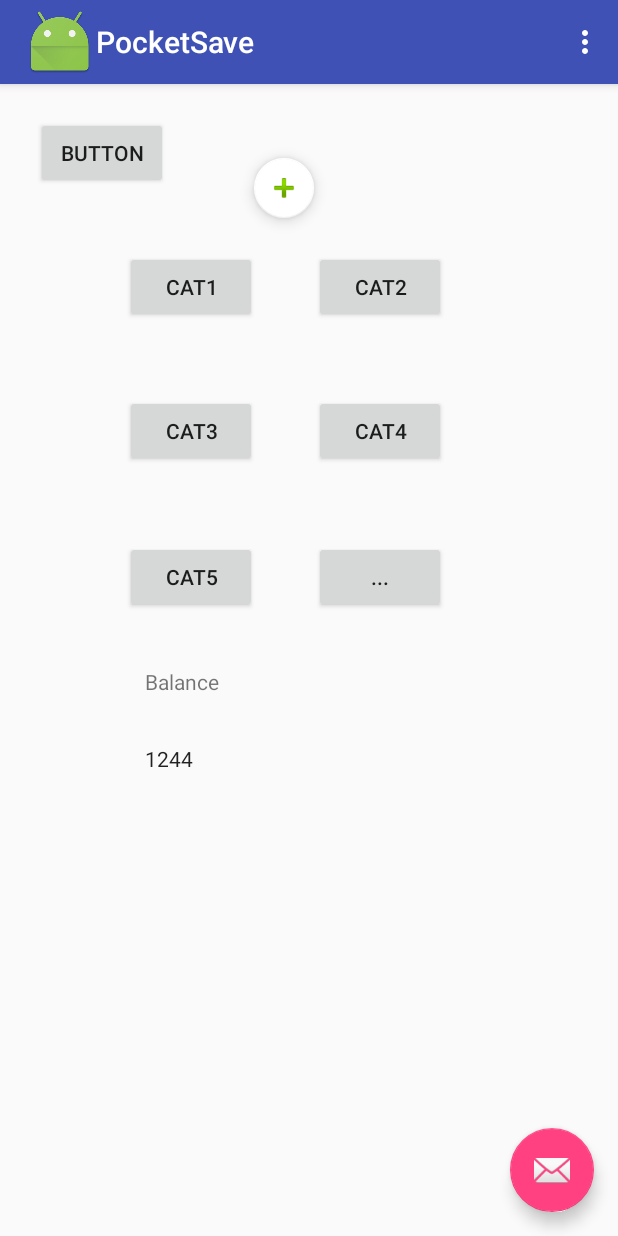
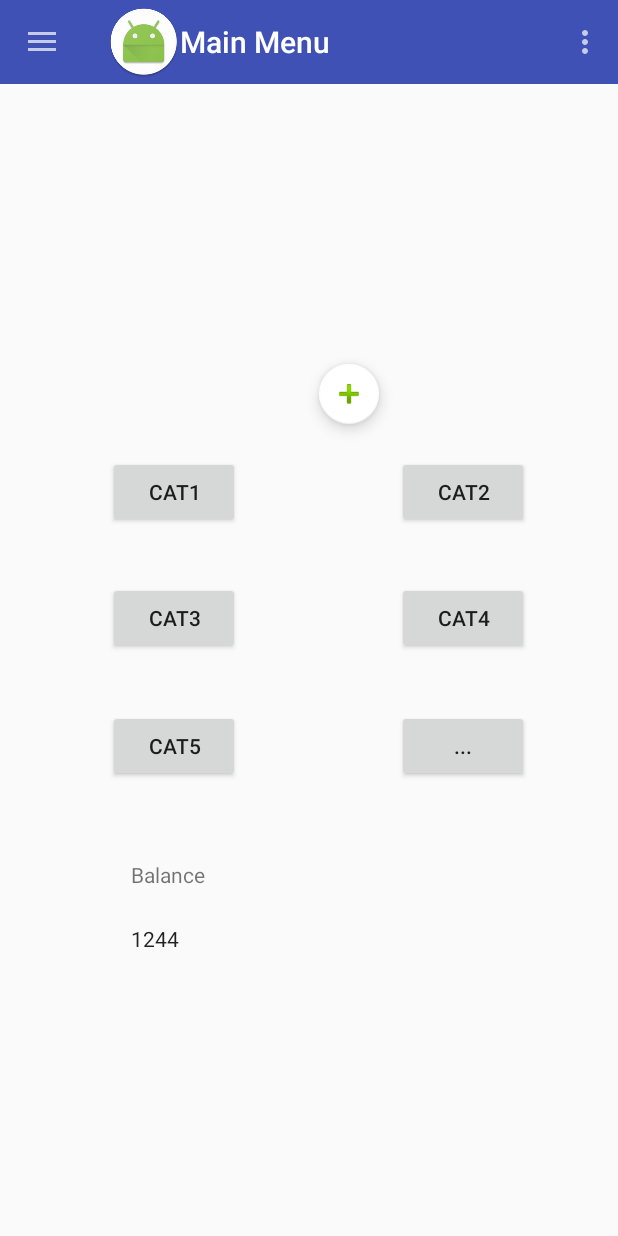
Before and after one commit to luisnmartins/feup-lpoo, an Android app: the screen it shows after launch (MainActivity), on a phone screen of 412 x 824 dp. Run offline under Robolectric (Android 15) with nearby library versions, the phone set to English and light mode, and no system bars.

Commit message:
upda gui

```diff
--- a/PocketSave/app/src/main/AndroidManifest.xml
+++ b/PocketSave/app/src/main/AndroidManifest.xml
@@ -28,7 +28,6 @@
             android:name=".View.OverviewActivity"
             android:label="@string/title_activity_overview"
             android:theme="@style/AppTheme.NoActionBar" />
-        <activity android:name=".View.SideDrawr"></activity>
     </application>
 
 </manifest>
--- a/PocketSave/app/src/main/java/lpoo/pocketsave/View/MainActivity.java
+++ b/PocketSave/app/src/main/java/lpoo/pocketsave/View/MainActivity.java
@@ -6,6 +6,8 @@ import android.database.Cursor;
 import android.os.Bundle;
 import android.support.design.widget.FloatingActionButton;
 import android.support.design.widget.Snackbar;
+import android.support.v4.widget.DrawerLayout;
+import android.support.v7.app.ActionBarDrawerToggle;
 import android.support.v7.app.AppCompatActivity;
 import android.support.v7.widget.Toolbar;
 import android.view.View;
@@ -22,6 +24,9 @@ public class MainActivity extends AppCompatActivity {
 
     Button more;
     DatabaseHelper myDB;
+    private DrawerLayout sDrawerLayout;
+    private ActionBarDrawerToggle mToggle;
+    private Toolbar mToolbar;
 
 
 
@@ -29,17 +34,22 @@ public class MainActivity extends AppCompatActivity {
     protected void onCreate(Bundle savedInstanceState) {
         super.onCreate(savedInstanceState);
         setContentView(R.layout.activity_main);
-        Toolbar toolbar = (Toolbar) findViewById(R.id.toolbar);
-        setSupportActionBar(toolbar);
+        mToolbar = (Toolbar) findViewById(R.id.nav_action);
+        mToolbar.setTitle("Main Menu");
+        mToolbar.setLogo(R.mipmap.ic_launcher_round);
+        setSupportActionBar(mToolbar);
 
-        FloatingActionButton fab = (FloatingActionButton) findViewById(R.id.fab);
-        fab.setOnClickListener(new View.OnClickListener() {
-            @Override
-            public void onClick(View view) {
-                Snackbar.make(view, "Replace with your own action", Snackbar.LENGTH_LONG)
-                        .setAction("Action", null).show();
-            }
-        });
+        sDrawerLayout = (DrawerLayout) findViewById(R.id.drawerLayout);
+
+        mToggle = new ActionBarDrawerToggle(this,sDrawerLayout,R.string.open,R.string.close);
+
+
+
+        sDrawerLayout.addDrawerListener(mToggle);
+        mToggle.syncState();
+
+
+
 
         more = (Button) findViewById(R.id.Morebtn);
 
@@ -52,7 +62,7 @@ public class MainActivity extends AppCompatActivity {
         viewAll();
 
 
-
+        getSupportActionBar().setDisplayHomeAsUpEnabled(true);
     }
 
     public void NewTransaction(View view){
@@ -70,10 +80,7 @@ public class MainActivity extends AppCompatActivity {
         MainActivity.this.startActivity(overviewIntent);
     }
 
-    public void getOverlay(View view){
-        Intent overlayIntent = new Intent(MainActivity.this, SideDrawr.class);
-        MainActivity.this.startActivity(overlayIntent);
-    }
+
 
     @Override
     public boolean onCreateOptionsMenu(Menu menu) {
@@ -130,6 +137,9 @@ public class MainActivity extends AppCompatActivity {
         // automatically handle clicks on the Home/Up button, so long
         // as you specify a parent activity in AndroidManifest.xml.
         int id = item.getItemId();
+        if(mToggle.onOptionsItemSelected(item)){
+            return true;
+        }
 
         //noinspection SimplifiableIfStatemen
         return super.onOptionsItemSelected(item);
--- a/PocketSave/app/src/main/res/layout/activity_main.xml
+++ b/PocketSave/app/src/main/res/layout/activity_main.xml
@@ -1,37 +1,35 @@
 <?xml version="1.0" encoding="utf-8"?>
-<android.support.design.widget.CoordinatorLayout xmlns:android="http://schemas.android.com/apk/res/android"
+<android.support.v4.widget.DrawerLayout xmlns:android="http://schemas.android.com/apk/res/android"
     xmlns:app="http://schemas.android.com/apk/res-auto"
     xmlns:tools="http://schemas.android.com/tools"
     android:layout_width="match_parent"
     android:layout_height="match_parent"
-    tools:context="lpoo.pocketsave.View.MainActivity">
+    tools:context="lpoo.pocketsave.View.MainActivity"
+    android:id="@+id/drawerLayout">
 
-    <android.support.design.widget.AppBarLayout
+    <android.support.design.widget.CoordinatorLayout
         android:layout_width="match_parent"
-        android:layout_height="wrap_content"
-        android:theme="@style/AppTheme.AppBarOverlay">
+        android:layout_height="match_parent">
 
-        <android.support.v7.widget.Toolbar
-            android:id="@+id/toolbar"
+        <include
+            layout="@layout/navigation_action"
             android:layout_width="match_parent"
-            android:layout_height="?attr/actionBarSize"
-            android:background="?attr/colorPrimary"
-            app:logo="@mipmap/ic_launcher"
-            app:popupTheme="@style/AppTheme.PopupOverlay"
-            app:title="PocketSave" />
+            android:layout_height="wrap_content">
 
-    </android.support.design.widget.AppBarLayout>
+        </include>
 
-    <android.support.design.widget.FloatingActionButton
-        android:id="@+id/fab"
+        <include
+            android:id="@+id/include"
+            layout="@layout/content_main"/>
+
+    </android.support.design.widget.CoordinatorLayout>
+
+    <android.support.design.widget.NavigationView
         android:layout_width="wrap_content"
-        android:layout_height="wrap_content"
-        android:layout_gravity="bottom|end"
-        android:layout_margin="@dimen/fab_margin"
-        app:srcCompat="@android:drawable/ic_dialog_email" />
+        android:layout_height="match_parent"
+        app:menu="@menu/navigation_menu"
+        android:layout_gravity="start"
+        app:headerLayout="@layout/navigation_header">
+</android.support.design.widget.NavigationView>
 
-    <include
-        android:id="@+id/include"
-        layout="@layout/content_main" />
-
-</android.support.design.widget.CoordinatorLayout>
+</android.support.v4.widget.DrawerLayout>
--- a/PocketSave/app/src/main/res/layout/content_main.xml
+++ b/PocketSave/app/src/main/res/layout/content_main.xml
@@ -13,33 +13,31 @@
         android:tag="cat1"
         android:layout_width="wrap_content"
         android:layout_height="wrap_content"
-        android:layout_marginStart="83dp"
-        android:layout_marginTop="111dp"
+        android:layout_marginStart="72dp"
         android:text="Cat1"
-        android:layout_alignParentTop="true"
-        android:layout_alignParentStart="true"
-        android:onClick="NewTransaction"/>
+        android:onClick="NewTransaction"
+        android:layout_marginBottom="36dp"
+        android:layout_above="@+id/Cat3btn" />
 
     <Button
         android:id="@+id/Cat2btn"
         android:tag="cat2"
         android:layout_width="wrap_content"
         android:layout_height="wrap_content"
-        android:layout_marginStart="38dp"
         android:text="Cat2"
         android:layout_alignBaseline="@+id/Cat1btn"
         android:layout_alignBottom="@+id/Cat1btn"
-        android:layout_toEndOf="@+id/Cat1btn" />
+        android:layout_alignParentEnd="true"
+        android:layout_marginEnd="59dp" />
 
     <Button
         android:id="@+id/Cat3btn"
         android:layout_width="wrap_content"
         android:layout_height="wrap_content"
         android:onClick="NewTransaction"
-        android:layout_alignStart="@+id/Cat1btn"
-        android:layout_below="@+id/Cat1btn"
-        android:layout_marginTop="48dp"
-        android:text="Cat3" />
+        android:text="Cat3"
+        android:layout_centerVertical="true"
+        android:layout_alignStart="@+id/Cat1btn" />
 
     <Button
         android:id="@+id/Cat4btn"
@@ -55,7 +53,7 @@
         android:id="@+id/Cat5btn"
         android:layout_width="wrap_content"
         android:layout_height="wrap_content"
-        android:layout_marginTop="49dp"
+        android:layout_marginTop="37dp"
         android:text="Cat5"
         android:onClick="NewTransaction"
         android:layout_below="@+id/Cat3btn"
@@ -66,55 +64,42 @@
         android:layout_width="wrap_content"
         android:layout_height="wrap_content"
         android:text="..."
-        android:layout_alignBaseline="@+id/Cat5btn"
-        android:layout_alignBottom="@+id/Cat5btn"
+        android:layout_above="@+id/BalanceText"
         android:layout_alignStart="@+id/Cat4btn" />
 
     <TextView
         android:id="@+id/BalanceText"
         android:layout_width="wrap_content"
         android:layout_height="wrap_content"
-        android:layout_marginTop="36dp"
+        android:layout_marginTop="52dp"
         android:text="Balance"
+        android:layout_marginStart="15dp"
         android:layout_below="@+id/Cat5btn"
-        android:layout_alignStart="@+id/Cat5btn"
-        android:layout_marginStart="13dp" />
+        android:layout_alignStart="@+id/Cat5btn" />
 
     <android.support.design.widget.FloatingActionButton
         android:id="@+id/Addbtn"
         android:layout_width="100px"
         android:layout_height="100px"
-        android:layout_above="@+id/Cat2btn"
-        android:layout_marginBottom="22dp"
-        android:layout_toStartOf="@+id/Cat4btn"
+        android:layout_marginBottom="21dp"
         android:clickable="true"
-        android:onClick="getOverlay"
         app:backgroundTint="@android:color/background_light"
         app:fabSize="mini"
-        app:srcCompat="@android:drawable/ic_input_add" />
+        app:srcCompat="@android:drawable/ic_input_add"
+        android:layout_above="@+id/Cat2btn"
+        android:layout_toStartOf="@+id/Cat4btn"
+        android:layout_marginEnd="12dp" />
 
     <TextView
         android:id="@+id/BalanceView"
         android:layout_width="wrap_content"
         android:layout_height="wrap_content"
-        android:layout_marginTop="32dp"
+        android:layout_marginTop="23dp"
         android:text="TextView"
         android:textAppearance="@style/TextAppearance.AppCompat"
+        android:onClick="getOverview"
         android:layout_below="@+id/BalanceText"
-        android:layout_alignStart="@+id/BalanceText"
-        android:layout_alignEnd="@+id/Morebtn"
-        android:onClick="getOverview"/>
-
-    <Button
-        android:id="@+id/button"
-        android:layout_width="wrap_content"
-        android:layout_height="wrap_content"
-        android:layout_alignBottom="@+id/Addbtn"
-        android:layout_alignParentStart="true"
-        android:layout_marginBottom="19dp"
-        android:layout_marginStart="24dp"
-        android:onClick="getOverlay"
-        android:text="Button" />
+        android:layout_alignStart="@+id/BalanceText" />
 
 
 </RelativeLayout>
--- a/PocketSave/build.gradle
+++ b/PocketSave/build.gradle
@@ -5,7 +5,7 @@ buildscript {
         jcenter()
     }
     dependencies {
-        classpath 'com.android.tools.build:gradle:2.3.1'
+        classpath 'com.android.tools.build:gradle:2.3.2'
 
         // NOTE: Do not place your application dependencies here; they belong
         // in the individual module build.gradle files
```
Also changed, not shown: PocketSave/app/src/main/java/lpoo/pocketsave/View/OverviewActivity.java (+19 -10 lines), PocketSave/app/src/main/java/lpoo/pocketsave/View/SideDrawr.java (deleted, +0 -46 lines), PocketSave/app/src/main/res/layout/activity_overview.xml (+24 -20 lines), PocketSave/app/src/main/res/layout/activity_side_drawr.xml (deleted, +0 -34 lines), PocketSave/app/src/main/res/menu/menu_main.xml (deleted, +0 -10 lines).
